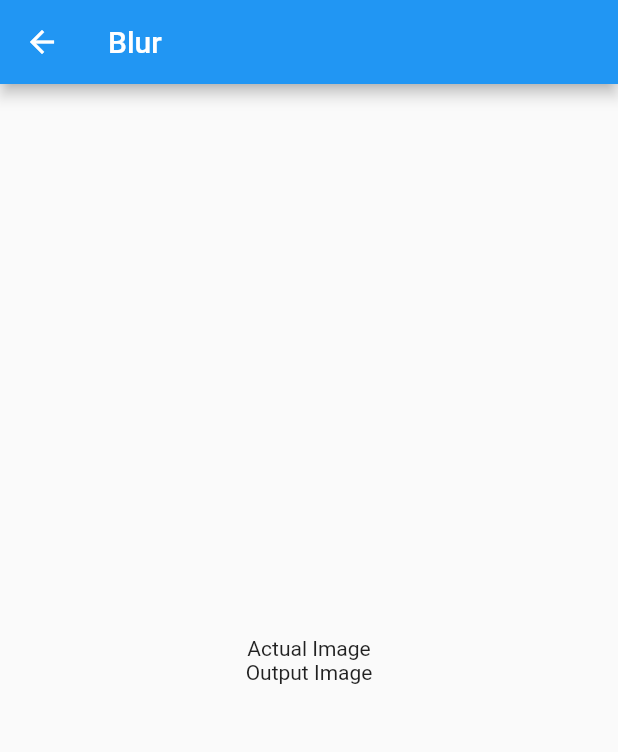
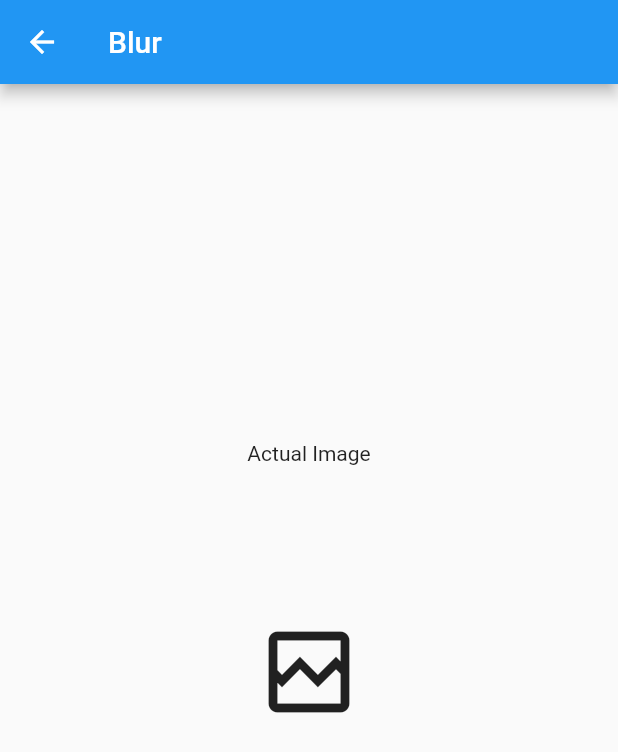
Before and after one commit to rkas123/BTP-draft2, a Flutter app: the BlurWidget screen opened by its route, on a phone screen of 412 x 824 dp. Shown: the top 752 px of the screen. Run offline on Flutter 3.47's test engine with Material 2 defaults, Android fonts, the phone set to English and light mode, and no system bars; our stand-ins replace camera; missing offline and left inert: opencv.

Commit message:
Made changes to all opencv_widgets for icon.

```diff
--- a/lib/opencv_widgets/blur.dart
+++ b/lib/opencv_widgets/blur.dart
@@ -4,6 +4,8 @@ import 'package:camera/camera.dart';
 import 'package:flutter/material.dart';
 import 'package:opencv/core/core.dart';
 import 'package:opencv/opencv.dart';
+
+import '../widgets/icon.dart';
 
 class BlurWidget extends StatefulWidget {
   static String routeName = '/blur';
@@ -80,16 +82,24 @@ class _BlurWidgetState extends State<BlurWidget> {
           crossAxisAlignment: CrossAxisAlignment.center,
           children: [
             const Text('Actual Image'),
-            if (imgFile != null)
-              SizedBox(
-                height: 275,
-                child: Image.file(File(imgFile.path)),
-              ),
-            const Text('Output Image'),
+            SizedBox(
+              height: 275,
+              child: (imgFile != null)
+                  ? Image.file(File(imgFile.path))
+                  : const MyIcon(
+                      icon: Icons.broken_image_outlined,
+                      size: 'xl',
+                    ),
+            ),
             if (outputImage != null)
               SizedBox(
                 height: 275,
-                child: outputImage,
+                child: (outputImage != null)
+                    ? outputImage
+                    : const MyIcon(
+                        icon: Icons.broken_image_outlined,
+                        size: 'xl',
+                      ),
               ),
           ],
         ),
```
Also changed, not shown: lib/opencv_widgets/hough.dart (+17 -7 lines), lib/opencv_widgets/houghlinesprob.dart (+14 -4 lines), lib/opencv_widgets/sobel.dart (+14 -4 lines).
